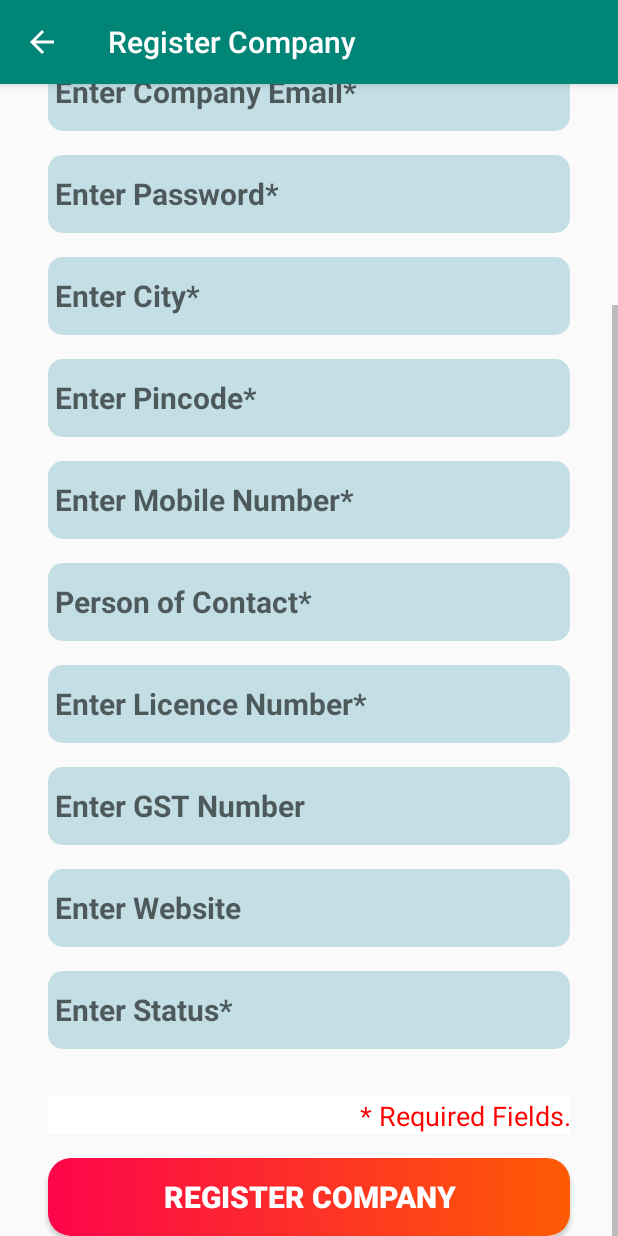
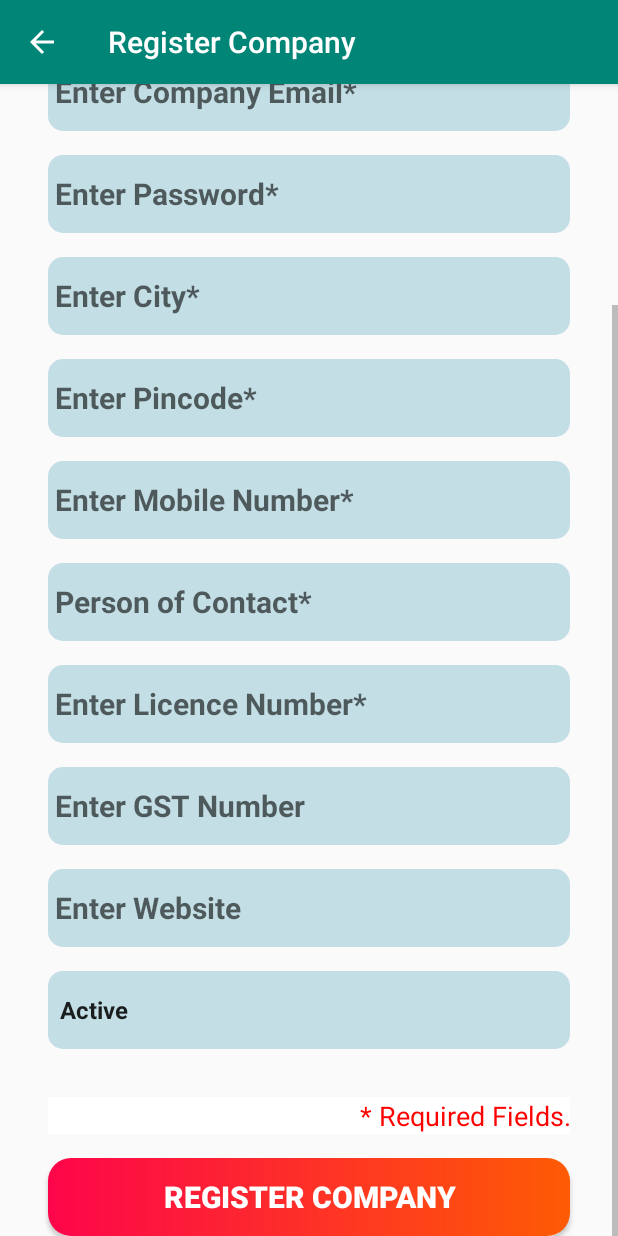
Before and after one commit to meetxpress/SalesRecord-v1.0.0, an Android app: the RegisterCompany screen opened directly, with no data from a screen before it, scrolled down 182 dp, on a phone screen of 412 x 824 dp. Run offline under Robolectric (Android 15) with nearby library versions, the phone set to English and light mode, and no system bars.

Commit message:
Trust me I made some changes.

```diff
--- a/app/src/main/res/layout/activity_register_company.xml
+++ b/app/src/main/res/layout/activity_register_company.xml
@@ -207,7 +207,7 @@
             app:layout_constraintStart_toStartOf="parent"
             app:layout_constraintTop_toBottomOf="@+id/CompGSTno" />
 
-        <EditText
+        <Spinner
             android:id="@+id/CompStatus"
             android:layout_width="0dp"
             android:layout_height="52dp"
@@ -216,14 +216,13 @@
             android:layout_marginEnd="32dp"
             android:background="@drawable/formback"
             android:ems="10"
-            android:hint=" Enter Status*"
-            android:inputType="text"
-            android:maxLength="12"
+            android:entries="@array/status"
             android:textSize="20sp"
+            android:tooltipText="20sp"
             android:textStyle="bold"
             app:layout_constraintEnd_toEndOf="parent"
             app:layout_constraintStart_toStartOf="parent"
-            app:layout_constraintTop_toBottomOf="@+id/CompWebsite" />
+            app:layout_constraintTop_toBottomOf="@+id/CompWebsite"/>
 
         <TextView
             android:id="@+id/textNotice"
@@ -248,7 +247,6 @@
             android:layout_marginStart="32dp"
             android:layout_marginTop="16dp"
             android:layout_marginEnd="32dp"
-            android:layout_marginBottom="16dp"
             android:background="@drawable/btngrade"
             android:text="Register Company"
             android:textColor="#FFFFFF"
--- a/app/src/main/res/values/strings.xml
+++ b/app/src/main/res/values/strings.xml
@@ -3,6 +3,11 @@
     <string name="title_activity_login">LoginActivity</string>
     <string name="title_activity_register_compnay">RegisterCompnay</string>
     <string name="link"> <u>Forget Password?</u></string>
+
+    <string-array name="status">
+        <item><b>Active</b></item>
+        <item><b>Deactivate</b></item>
+    </string-array>
 
     <string-array name="company_delete_list">
         <item>Vivo</item>
```
Also changed, not shown: app/src/main/java/com/example/salesrecord/RegisterCompany.kt (+11 -12 lines).
